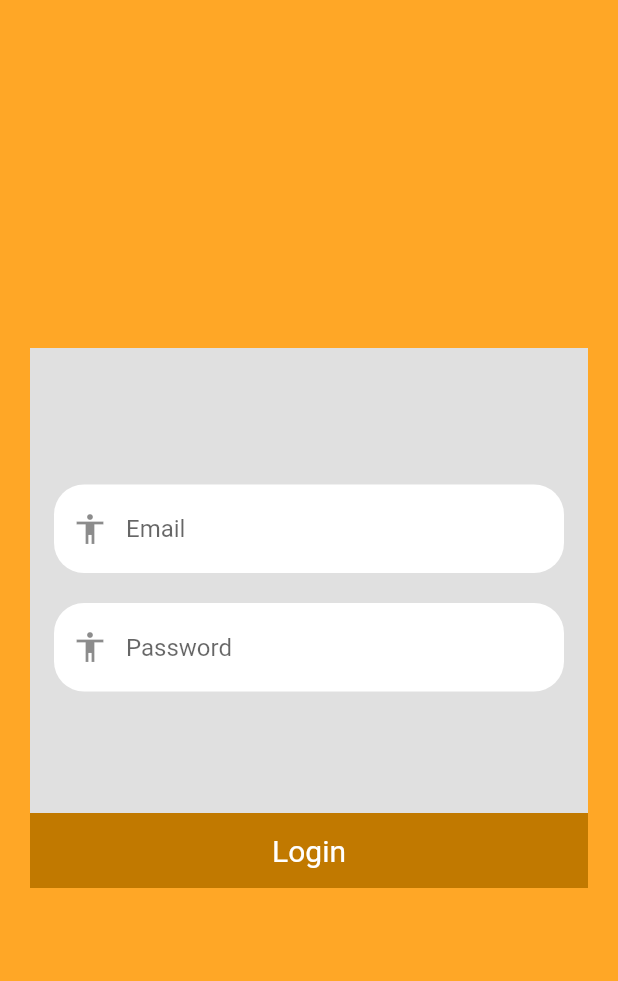
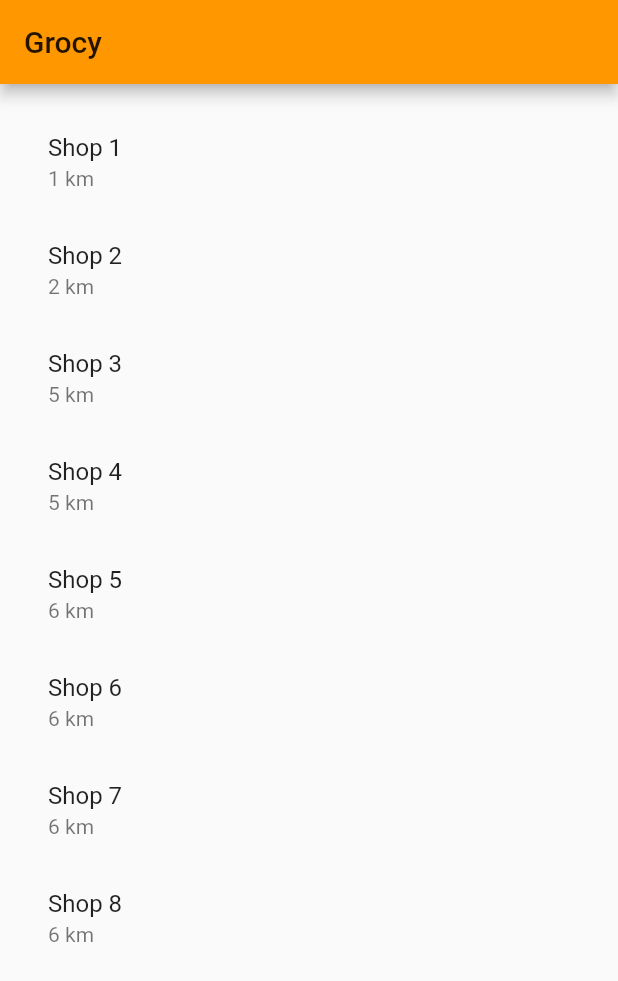
Before and after one commit to Rec0iL99/grocy, a Flutter app: the screen it shows after launch, on a phone screen of 412 x 824 dp. Shown: the top 981 px of the screen. Run offline on Flutter 3.47's test engine with Material 2 defaults, Android fonts, the phone set to English and light mode, and no system bars.

```diff
--- a/lib/LoginScreen.dart
+++ b/lib/login_screen.dart
@@ -56,7 +56,7 @@ class _LoginScreenState extends State<LoginScreen> {
                                       borderRadius: BorderRadius.all(
                                           Radius.circular(20))),
                                   prefixIcon: Icon(Icons.accessibility),
-                                  hintText: "Email",
+                                  hintText: "Phone Number",
                                   filled: true,
                                   fillColor: Colors.white),
                             ),
--- a/lib/main.dart
+++ b/lib/main.dart
@@ -1,5 +1,7 @@
 import 'package:flutter/material.dart';
-import 'package:grocy/LoginScreen.dart';
+import 'package:grocy/login_screen.dart';
+import 'package:grocy/shops_nearby.dart';
+import 'package:grocy/welcome_screen.dart';
 import 'front_page.dart';
 import 'shop_inventory_screen.dart';
 
@@ -14,7 +16,7 @@ class MyApp extends StatelessWidget {
       theme: ThemeData(
         primaryColor: Colors.orange,
       ),
-      home: (LoginScreen()),
+      home: (ShopsNearBy()),
     );
   }
 }
--- a/lib/shop_inventory_screen.dart
+++ b/lib/shop_inventory_screen.dart
@@ -15,8 +15,8 @@ class _ShopInventoryScreenState extends State<ShopInventoryScreen> {
         title: Text('GROCY'),
       ),
       backgroundColor: Colors.yellow,
-      body: Column(
-        mainAxisAlignment: MainAxisAlignment.spaceEvenly,
+      body: SafeArea(
+        child: ListView(
           children: <Widget>[
             Expanded(
               flex: 1,
@@ -121,6 +121,7 @@ class _ShopInventoryScreenState extends State<ShopInventoryScreen> {
             )
           ],
         ),
+      ),
     );
   }
 }
--- /dev/null
+++ b/lib/shops_nearby.dart
@@ -0,0 +1,61 @@
+import 'package:flutter/material.dart';
+
+class ShopsNearBy extends StatefulWidget {
+  @override
+  _ShopsNearByState createState() => _ShopsNearByState();
+}
+
+class _ShopsNearByState extends State<ShopsNearBy> {
+  @override
+  Widget build(BuildContext context) {
+    return Scaffold(
+      appBar: AppBar(
+        title: Text('Grocy'),
+      ),
+      body: Padding(
+        padding: EdgeInsets.all(16.0),
+          child: getList()
+      ),
+    );
+  }
+}
+
+Widget getList() {
+  var listView = ListView(
+    children: <Widget>[
+      ListTile(
+        title: Text('Shop 1'),
+        subtitle: Text('1 km'),
+      ),
+      ListTile(
+        title: Text('Shop 2'),
+        subtitle: Text('2 km'),
+      ),
+      ListTile(
+        title: Text('Shop 3'),
+        subtitle: Text('5 km'),
+      ),
+      ListTile(
+        title: Text('Shop 4'),
+        subtitle: Text('5 km'),
+      ),
+      ListTile(
+        title: Text('Shop 5'),
+        subtitle: Text('6 km'),
+      ),
+      ListTile(
+        title: Text('Shop 6'),
+        subtitle: Text('6 km'),
+      ),
+      ListTile(
+        title: Text('Shop 7'),
+        subtitle: Text('6 km'),
+      ),
+      ListTile(
+        title: Text('Shop 8'),
+        subtitle: Text('6 km'),
+      ),
+    ],
+  );
+  return listView;
+}
```
Also changed, not shown: lib/welcome_screen.dart (added, +74 -0 lines). Lines whose indentation alone changed are shown as unchanged.
